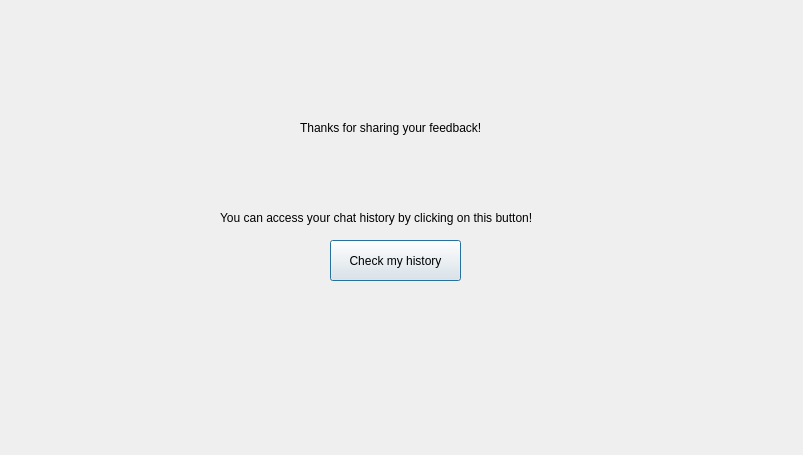
Nashaat324/CS_ll_lab_project, file cs_ll_project/history.ui: the form before one commit.
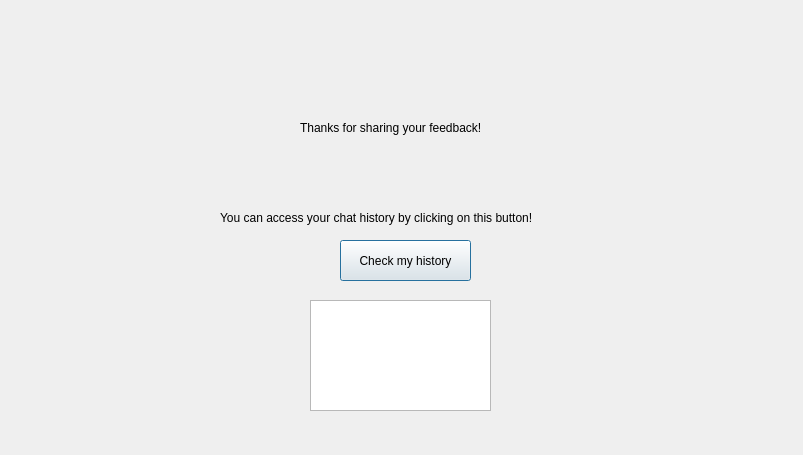
The form after the commit.

Diff of the .ui file:
```diff
--- a/cs_ll_project/history.ui
+++ b/cs_ll_project/history.ui
@@ -42,7 +42,7 @@
   <widget class="QPushButton" name="pushButton">
    <property name="geometry">
     <rect>
-     <x>330</x>
+     <x>340</x>
      <y>240</y>
      <width>131</width>
      <height>41</height>
@@ -52,6 +52,16 @@
     <string>Check my history</string>
    </property>
   </widget>
+  <widget class="QListWidget" name="listWidget_history">
+   <property name="geometry">
+    <rect>
+     <x>310</x>
+     <y>300</y>
+     <width>181</width>
+     <height>111</height>
+    </rect>
+   </property>
+  </widget>
  </widget>
  <resources/>
  <connections/>
```
Left out of the diff: 2 changed lines with no effect on the pictures.
